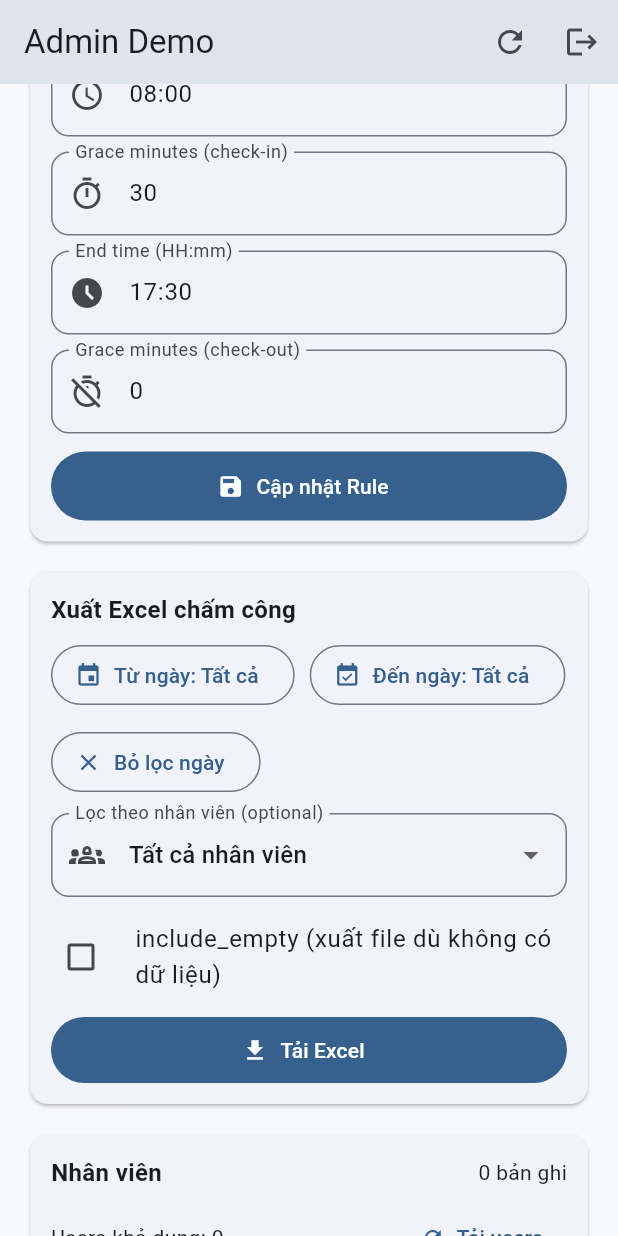
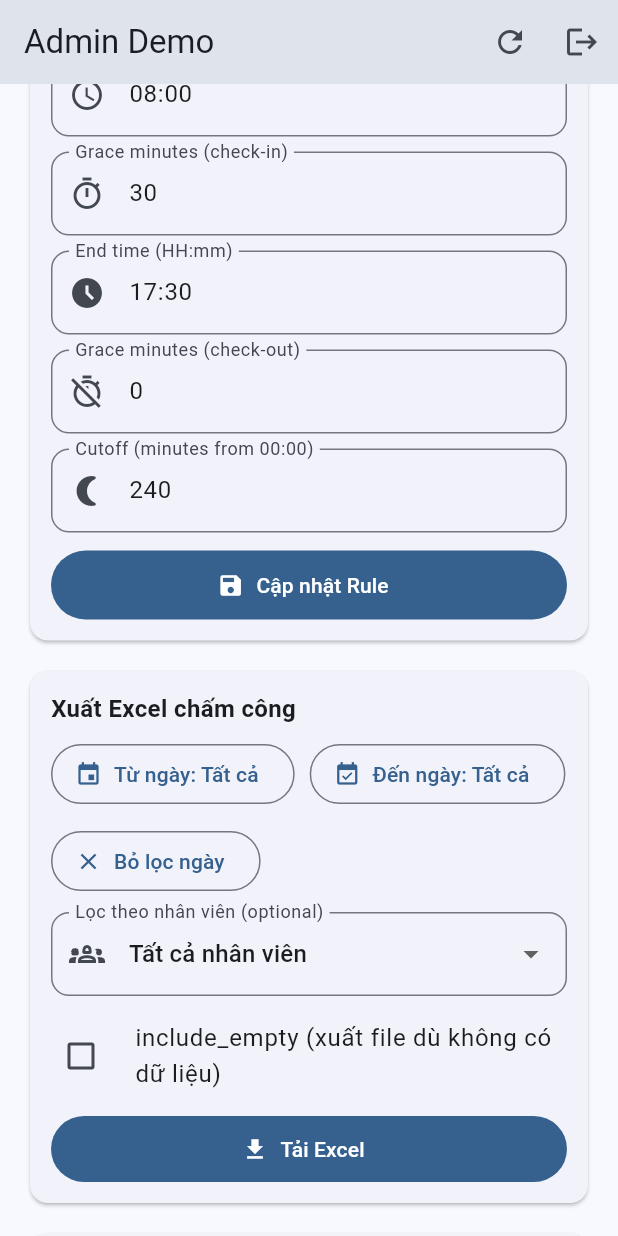
Before and after one commit to NguyenTin6304/chamcongfrontend, a Flutter app: the AdminPage screen opened directly with empty values, scrolled down 576 dp, after a tap on "Cập nhật Rule", on a phone screen of 412 x 824 dp. Run offline on Flutter 3.47's test engine with Material 3 defaults, Android fonts, the light colour scheme and no system bars; our stand-ins replace geolocator, shared_preferences; missing offline and left inert: dart:html, universal_html; accounts and stored records are empty; network calls fail.

Commit message:
Fix UI/UX

```diff
--- a/lib/features/admin/data/admin_api.dart
+++ b/lib/features/admin/data/admin_api.dart
@@ -14,6 +14,7 @@ class ActiveRuleResult {
     this.graceMinutes,
     this.endTime,
     this.checkoutGraceMinutes,
+    this.crossDayCutoffMinutes,
   });
 
   final double latitude;
@@ -23,6 +24,7 @@ class ActiveRuleResult {
   final int? graceMinutes;
   final String? endTime;
   final int? checkoutGraceMinutes;
+  final int? crossDayCutoffMinutes;
 }
 
 class EmployeeLite {
@@ -122,6 +124,7 @@ class AdminApi {
         graceMinutes: (data['grace_minutes'] as num?)?.toInt(),
         endTime: data['end_time'] as String?,
         checkoutGraceMinutes: (data['checkout_grace_minutes'] as num?)?.toInt(),
+        crossDayCutoffMinutes: (data['cross_day_cutoff_minutes'] as num?)?.toInt(),
       );
     }
 
@@ -141,6 +144,7 @@ class AdminApi {
     int? graceMinutes,
     String? endTime,
     int? checkoutGraceMinutes,
+    int? crossDayCutoffMinutes,
   }) async {
     final uri = Uri.parse('${AppConfig.apiBaseUrl}/rules/active');
     final body = <String, dynamic>{
@@ -160,6 +164,9 @@ class AdminApi {
     if (checkoutGraceMinutes != null) {
       body['checkout_grace_minutes'] = checkoutGraceMinutes;
     }
+    if (crossDayCutoffMinutes != null) {
+      body['cross_day_cutoff_minutes'] = crossDayCutoffMinutes;
+    }
 
     final response = await http.put(
       uri,
@@ -178,6 +185,7 @@ class AdminApi {
         graceMinutes: (data['grace_minutes'] as num?)?.toInt(),
         endTime: data['end_time'] as String?,
         checkoutGraceMinutes: (data['checkout_grace_minutes'] as num?)?.toInt(),
+        crossDayCutoffMinutes: (data['cross_day_cutoff_minutes'] as num?)?.toInt(),
       );
     }
 
--- a/lib/features/admin/presentation/admin_page.dart
+++ b/lib/features/admin/presentation/admin_page.dart
@@ -32,6 +32,7 @@ class _AdminPageState extends State<AdminPage> {
   final _graceMinutesController = TextEditingController();
   final _endTimeController = TextEditingController();
   final _checkoutGraceMinutesController = TextEditingController();
+  final _cutoffMinutesController = TextEditingController();
 
   final _employeeCodeController = TextEditingController();
   final _employeeNameController = TextEditingController();
@@ -81,6 +82,7 @@ class _AdminPageState extends State<AdminPage> {
     _graceMinutesController.text = '30';
     _endTimeController.text = '17:30';
     _checkoutGraceMinutesController.text = '0';
+    _cutoffMinutesController.text = '240';
     _bootstrap();
   }
 
@@ -94,6 +96,7 @@ class _AdminPageState extends State<AdminPage> {
     _graceMinutesController.dispose();
     _endTimeController.dispose();
     _checkoutGraceMinutesController.dispose();
+    _cutoffMinutesController.dispose();
     _employeeCodeController.dispose();
     _employeeNameController.dispose();
     super.dispose();
@@ -153,11 +156,13 @@ class _AdminPageState extends State<AdminPage> {
           _graceMinutesController.text = (rule.graceMinutes ?? 30).toString();
           _endTimeController.text = (rule.endTime ?? '17:30');
           _checkoutGraceMinutesController.text = (rule.checkoutGraceMinutes ?? 0).toString();
+          _cutoffMinutesController.text = (rule.crossDayCutoffMinutes ?? 240).toString();
         } else {
           _startTimeController.text = '08:00';
           _graceMinutesController.text = '30';
           _endTimeController.text = '17:30';
           _checkoutGraceMinutesController.text = '0';
+          _cutoffMinutesController.text = '240';
         }
       });
     } catch (error) {
@@ -285,6 +290,7 @@ class _AdminPageState extends State<AdminPage> {
     final graceMinutes = int.tryParse(_graceMinutesController.text.trim());
     final endTimeRaw = _endTimeController.text.trim();
     final checkoutGraceMinutes = int.tryParse(_checkoutGraceMinutesController.text.trim());
+    final cutoffMinutes = int.tryParse(_cutoffMinutesController.text.trim());
 
     final startMatch = RegExp(r'^(\d{2}):(\d{2})$').firstMatch(startTimeRaw);
     final startHour = startMatch == null ? null : int.tryParse(startMatch.group(1)!);
@@ -317,9 +323,12 @@ class _AdminPageState extends State<AdminPage> {
         graceMinutes < 0 ||
         !validEndTime ||
         checkoutGraceMinutes == null ||
-        checkoutGraceMinutes < 0) {
+        checkoutGraceMinutes < 0 ||
+        cutoffMinutes == null ||
+        cutoffMinutes < 0 ||
+        cutoffMinutes > 720) {
       setState(() {
-        _error = 'Dữ liệu rule không hợp lệ. Kiểm tra lat/lng/radius/start_time/end_time (HH:mm) và grace_minutes/checkout_grace_minutes.';
+        _error = 'Dữ liệu rule không hợp lệ. Kiểm tra lat/lng/radius/start_time/end_time (HH:mm), grace và cutoff (0-720 phút).';
       });
       return;
     }
@@ -340,6 +349,7 @@ class _AdminPageState extends State<AdminPage> {
         graceMinutes: graceMinutes,
         endTime: endTimeRaw,
         checkoutGraceMinutes: checkoutGraceMinutes,
+        crossDayCutoffMinutes: cutoffMinutes,
       );
 
       if (!mounted) {
@@ -356,6 +366,8 @@ class _AdminPageState extends State<AdminPage> {
         _endTimeController.text = updated.endTime ?? endTimeRaw;
         _checkoutGraceMinutesController.text =
             (updated.checkoutGraceMinutes ?? checkoutGraceMinutes).toString();
+        _cutoffMinutesController.text =
+            (updated.crossDayCutoffMinutes ?? cutoffMinutes).toString();
         _info = 'Đã cập nhật rule thành công.';
       });
     } catch (error) {
@@ -1017,6 +1029,7 @@ class _AdminPageState extends State<AdminPage> {
                           Text('Grace vào: ${_activeRule!.graceMinutes ?? '-'} phút'),
                           Text('End time: ${_activeRule!.endTime ?? '-'}'),
                           Text('Grace về: ${_activeRule!.checkoutGraceMinutes ?? '-'} phút'),
+                          Text('Cutoff: ${_activeRule!.crossDayCutoffMinutes ?? '-'} phút (từ 00:00)'),
                         ],
                       ],
                     ),
@@ -1068,6 +1081,12 @@ class _AdminPageState extends State<AdminPage> {
                           controller: _checkoutGraceMinutesController,
                           keyboardType: TextInputType.number,
                           decoration: _decoration('Grace minutes (check-out)', Icons.timer_off_outlined),
+                        ),
+                        const SizedBox(height: 10),
+                        TextField(
+                          controller: _cutoffMinutesController,
+                          keyboardType: TextInputType.number,
+                          decoration: _decoration('Cutoff (minutes from 00:00)', Icons.nightlight_round),
                         ),
                         const SizedBox(height: 12),
                         SizedBox(
--- a/lib/features/admin/presentation/group_admin_page.dart
+++ b/lib/features/admin/presentation/group_admin_page.dart
@@ -976,25 +976,25 @@ class _GroupAdminPageState extends State<GroupAdminPage> {
                         TextField(
                           controller: _groupStartTimeController,
                           keyboardType: TextInputType.datetime,
-                          decoration: _decoration('Start time (HH:mm) - optional', Icons.schedule),
+                          decoration: _decoration('Start time (HH:mm)', Icons.schedule),
                         ),
                         const SizedBox(height: 10),
                         TextField(
                           controller: _groupGraceMinutesController,
                           keyboardType: TextInputType.number,
-                          decoration: _decoration('Grace minutes check-in - optional', Icons.timer_outlined),
+                          decoration: _decoration('Grace minutes check-in', Icons.timer_outlined),
                         ),
                         const SizedBox(height: 10),
                         TextField(
                           controller: _groupEndTimeController,
                           keyboardType: TextInputType.datetime,
-                          decoration: _decoration('End time (HH:mm) - optional', Icons.access_time_filled_outlined),
+                          decoration: _decoration('End time (HH:mm)', Icons.access_time_filled_outlined),
                         ),
                         const SizedBox(height: 10),
                         TextField(
                           controller: _groupCheckoutGraceController,
                           keyboardType: TextInputType.number,
-                          decoration: _decoration('Grace minutes check-out - optional', Icons.timer_off_outlined),
+                          decoration: _decoration('Grace minutes check-out', Icons.timer_off_outlined),
                         ),
                         const SizedBox(height: 10),
                         SizedBox(
```
Also changed, not shown: lib/features/home/presentation/home_page.dart (+0 -31 lines).
